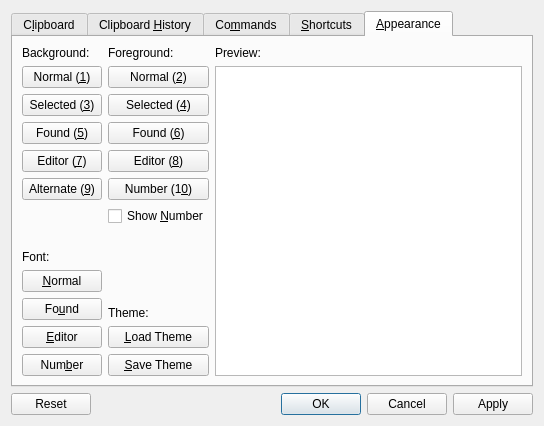
Above: src/ui/configurationmanager.ui from hluk/CopyQ before the change. Below: the same form after it.
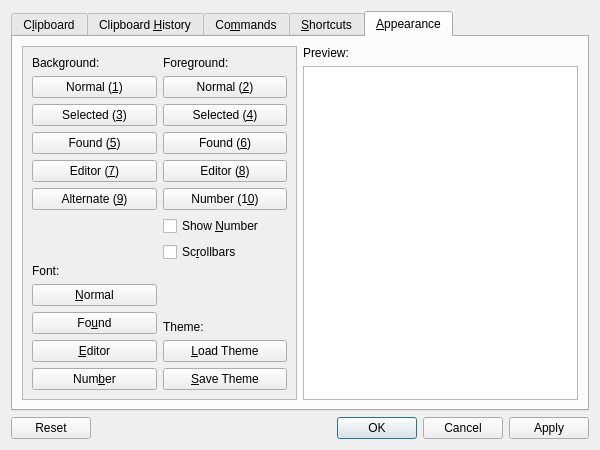
That is the form after the change. The open tabs and pages were chosen to show the change. Icons and pictures are not drawn. Custom widgets are drawn as their Qt base class.

Commit message: Toggle scrollbars in theme configuration

What changed in the file:
```diff
--- a/src/ui/configurationmanager.ui
+++ b/src/ui/configurationmanager.ui
@@ -6,8 +6,8 @@
    <rect>
     <x>0</x>
     <y>0</y>
-    <width>544</width>
-    <height>426</height>
+    <width>600</width>
+    <height>450</height>
    </rect>
   </property>
   <property name="minimumSize">
@@ -705,7 +705,22 @@
         <attribute name="title">
          <string>&amp;Appearance</string>
         </attribute>
-        <layout class="QHBoxLayout" name="horizontalLayout_10" stretch="0,0,1">
+        <layout class="QHBoxLayout" name="horizontalLayout_10">
+         <item>
+          <widget class="QScrollArea" name="scrollArea">
+           <property name="widgetResizable">
+            <bool>true</bool>
+           </property>
+           <widget class="QWidget" name="scrollAreaWidgetContents_2">
+            <property name="geometry">
+             <rect>
+              <x>0</x>
+              <y>0</y>
+              <width>272</width>
+              <height>343</height>
+             </rect>
+            </property>
+            <layout class="QHBoxLayout" name="horizontalLayout_3">
          <item>
           <layout class="QVBoxLayout" name="verticalLayout_9">
            <property name="leftMargin">
@@ -854,6 +869,16 @@
              </property>
             </widget>
            </item>
+               <item>
+                <widget class="QCheckBox" name="checkBoxScrollbars">
+                 <property name="toolTip">
+                  <string>Show scrollbars</string>
+                 </property>
+                 <property name="text">
+                  <string>Sc&amp;rollbars</string>
+                 </property>
+                </widget>
+               </item>
            <item>
             <spacer name="verticalSpacer_5">
              <property name="orientation">
@@ -890,6 +915,12 @@
            </item>
           </layout>
          </item>
+            </layout>
+            <zorder></zorder>
+            <zorder></zorder>
+           </widget>
+          </widget>
+         </item>
          <item>
           <layout class="QVBoxLayout" name="verticalLayout_7">
            <property name="leftMargin">
```
Left out of the diff: 8 changed lines with no effect on the pictures. Lines whose indentation alone changed are shown as unchanged. The commit also changes 4 other files.
